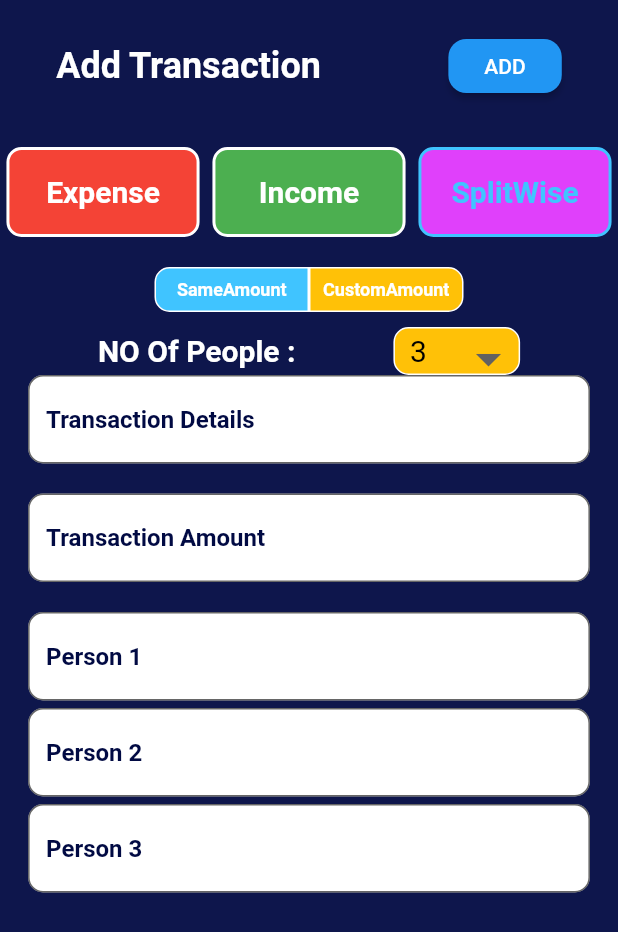
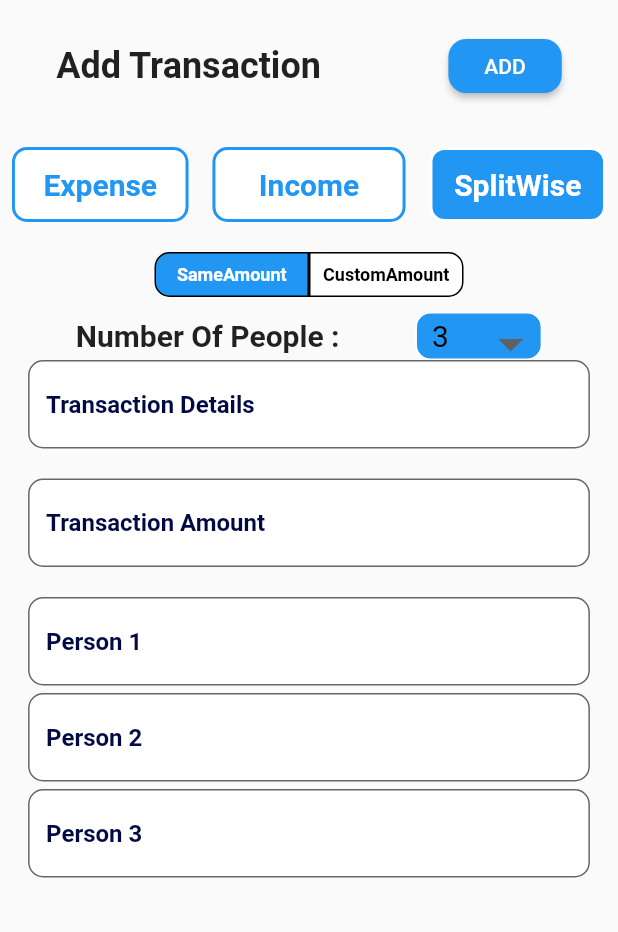
Before and after one commit to ACM-Thapar/Expense_Tracker_Workshop_App, a Flutter app: the ExpensseAdd widget shown alone on an empty page, opened directly, after a tap on "SplitWise", on a phone screen of 412 x 824 dp. Shown: the top 932 px of the screen. Run offline on Flutter 3.47's test engine with Material 2 defaults, Android fonts, the phone set to English and light mode, and no system bars; our stand-ins replace cloud_firestore, connectivity_plus, firebase_auth, firebase_core, google_sign_in; accounts and stored records are empty.

Commit message:
minor changes

```diff
--- a/lib/controllers/fetch_data.dart
+++ b/lib/controllers/fetch_data.dart
@@ -26,8 +26,7 @@ Future<double> getAllData() async {
   }
   transactionData = TransactionData.fromMap(
       Map<String, dynamic>.from(val.data() as Map<String, dynamic>));
-  // await Future.delayed(const Duration(milliseconds: 1));
-  // print(transactionData?.total);
+
   return double.parse('${transactionData?.totalAmount}');
 }
 
--- a/lib/controllers/signin.dart
+++ b/lib/controllers/signin.dart
@@ -19,8 +19,6 @@ Future<void> signup(BuildContext context) async {
     final AuthCredential authCredential = GoogleAuthProvider.credential(
         idToken: googleSignInAuthentication.idToken,
         accessToken: googleSignInAuthentication.accessToken);
-
-    // Getting users credential
     UserCredential result = await auth.signInWithCredential(authCredential);
 
     User user = result.user!;
--- a/lib/expense_details.dart
+++ b/lib/expense_details.dart
@@ -539,11 +539,14 @@ class TransactionTile extends StatelessWidget {
           ],
         ),
       ),
-      trailing: Text(
-        "₹${amount.toStringAsFixed(2)}",
-        style: const TextStyle(
-          fontSize: 20,
-          color: Colors.white,
+      trailing: Container(
+        width: MediaQuery.of(context).size.width / 4.3,
+        child: Text(
+          "₹${amount.toStringAsFixed(2)}",
+          style: const TextStyle(
+            fontSize: 20,
+            color: Colors.white,
+          ),
         ),
       ),
     );
--- a/lib/main.dart
+++ b/lib/main.dart
@@ -4,16 +4,12 @@ import 'package:flutter_app/expense_details.dart';
 
 void main() async {
   WidgetsFlutterBinding.ensureInitialized();
-
-  // initializing the firebase app
   await Firebase.initializeApp();
   runApp(const MyApp());
 }
 
 class MyApp extends StatelessWidget {
   const MyApp({super.key});
-
-  // This widget is the root of your application.
   @override
   Widget build(BuildContext context) {
     return MaterialApp(
--- a/lib/pages/expense_add.dart
+++ b/lib/pages/expense_add.dart
@@ -24,7 +24,8 @@ class _ExpensseAddState extends State<ExpensseAdd> {
         col = Colors.blue;
         col2 = Colors.white;
       });
-    } else {
+    }
+    if (!isIncome) {
       setState(() {
         col = Colors.white;
         col2 = Colors.blue;
@@ -135,17 +136,16 @@ class _ExpensseAddState extends State<ExpensseAdd> {
   Widget build(BuildContext context) {
     return internetCheck
         ? const Material(
-            color: Color(0xff010A43),
+            // color: ,
             child: Center(
               child: Text(
                 "No Internet Connection. Please Connect To Internet To Continue.",
                 textAlign: TextAlign.center,
-                style: TextStyle(color: Colors.white, fontSize: 30),
+                style: TextStyle(fontSize: 30),
               ),
             ),
           )
         : Material(
-            color: const Color(0xff0E164C),
             child: SafeArea(
                 child: Column(
             children: [
@@ -156,10 +156,8 @@ class _ExpensseAddState extends State<ExpensseAdd> {
                 mainAxisAlignment: MainAxisAlignment.spaceEvenly,
                 children: [
                   const Text("Add Transaction",
-                        style: TextStyle(
-                            fontSize: 24,
-                            color: Colors.white,
-                            fontWeight: FontWeight.bold),
+                      style:
+                          TextStyle(fontSize: 24, fontWeight: FontWeight.bold),
                       textAlign: TextAlign.center),
                   const SizedBox(
                     width: 10,
@@ -222,18 +220,19 @@ class _ExpensseAddState extends State<ExpensseAdd> {
                     },
                     child: Container(
                       decoration: BoxDecoration(
-                            color: Colors.red,
+                          color: isSplitwise ? col : col2,
                           borderRadius: BorderRadius.circular(10),
-                            border: Border.all(width: 2, color: col2)),
-                        height: 60,
-                        width: MediaQuery.of(context).size.width / 3.2,
+                          border: Border.all(
+                              width: 2, color: isSplitwise ? col2 : col)),
+                      height: 50,
+                      width: MediaQuery.of(context).size.width / 3.5,
                       child: Center(
                           child: Text(
                         "Expense",
                         style: TextStyle(
                             fontSize: 20,
                             fontWeight: FontWeight.bold,
-                              color: col2),
+                            color: isSplitwise ? col2 : col),
                       )),
                     ),
                   ),
@@ -248,10 +247,10 @@ class _ExpensseAddState extends State<ExpensseAdd> {
                     },
                     child: Container(
                       decoration: BoxDecoration(
-                            color: Colors.green,
+                          color: col,
                           borderRadius: BorderRadius.circular(10),
-                            border: Border.all(width: 2, color: col)),
-                        height: 60,
+                          border: Border.all(width: 2, color: col2)),
+                      height: 50,
                       width: MediaQuery.of(context).size.width / 3.2,
                       child: Center(
                           child: Text(
@@ -259,38 +258,34 @@ class _ExpensseAddState extends State<ExpensseAdd> {
                         style: TextStyle(
                             fontSize: 20,
                             fontWeight: FontWeight.bold,
-                              color: col),
+                            color: col2),
                       )),
                     ),
                   ),
                   InkWell(
                     onTap: () {
                       setState(() {
-                          col = Colors.white;
-                          col2 = Colors.white;
                         isSplitwise = true;
+                        isIncome = false;
+                        changeColor();
                       });
                     },
                     child: Container(
                       decoration: BoxDecoration(
-                            color: Colors.purpleAccent,
+                          color: isSplitwise ? Colors.blue : Colors.white,
                           borderRadius: BorderRadius.circular(10),
                           border: Border.all(
                               width: 2,
-                                color: isSplitwise
-                                    ? Colors.lightBlueAccent
-                                    : Colors.white)),
-                        height: 60,
-                        width: MediaQuery.of(context).size.width / 3.2,
+                              color: isSplitwise ? Colors.white : Colors.blue)),
+                      height: 50,
+                      width: MediaQuery.of(context).size.width / 3.5,
                       child: Center(
                           child: Text(
                         "SplitWise",
                         style: TextStyle(
                             fontSize: 20,
                             fontWeight: FontWeight.bold,
-                              color: isSplitwise
-                                  ? Colors.lightBlueAccent
-                                  : Colors.white),
+                            color: isSplitwise ? Colors.white : Colors.blue),
                       )),
                     ),
                   ),
@@ -315,25 +310,23 @@ class _ExpensseAddState extends State<ExpensseAdd> {
                           },
                           child: Container(
                             decoration: BoxDecoration(
-                                  color: isSame
-                                      ? Colors.lightBlueAccent
-                                      : Colors.amber,
+                                color: isSame ? Colors.blue : Colors.white,
                                 borderRadius: const BorderRadius.only(
                                     topLeft: Radius.circular(10),
                                     bottomLeft: Radius.circular(10)),
                                 border: Border.all(
                                   // width: 2,
-                                    color: Colors.white,
+                                  color: Colors.black,
                                 )),
                             height: 30,
                             width: MediaQuery.of(context).size.width / 4,
-                              child: const Center(
+                            child: Center(
                                 child: Text(
                               "SameAmount",
                               style: TextStyle(
                                   fontSize: 12,
                                   fontWeight: FontWeight.bold,
-                                    color: Colors.white),
+                                  color: isSame ? Colors.white : Colors.black),
                             )),
                           ),
                         ),
@@ -350,25 +343,23 @@ class _ExpensseAddState extends State<ExpensseAdd> {
                           },
                           child: Container(
                             decoration: BoxDecoration(
-                                  color: isSame
-                                      ? Colors.amber
-                                      : Colors.lightBlueAccent,
+                                color: isSame ? Colors.white : Colors.blue,
                                 borderRadius: const BorderRadius.only(
                                     topRight: Radius.circular(10),
                                     bottomRight: Radius.circular(10)),
                                 border: Border.all(
                                   // width: 2,
-                                    color: Colors.white,
+                                  color: Colors.black,
                                 )),
                             height: 30,
                             width: MediaQuery.of(context).size.width / 4,
-                              child: const Center(
+                            child: Center(
                                 child: Text(
                               "CustomAmount",
                               style: TextStyle(
                                   fontSize: 12,
                                   fontWeight: FontWeight.bold,
-                                    color: Colors.white),
+                                  color: isSame ? Colors.black : Colors.white),
                             )),
                           ),
                         ),
@@ -383,23 +374,19 @@ class _ExpensseAddState extends State<ExpensseAdd> {
                       mainAxisAlignment: MainAxisAlignment.spaceEvenly,
                       children: [
                         const Text(
-                            "NO Of People :",
+                          "Number Of People :",
                           style: TextStyle(
-                                color: Colors.white,
-                                fontSize: 20,
-                                fontWeight: FontWeight.bold),
+                              fontSize: 20, fontWeight: FontWeight.bold),
                         ),
                         Container(
                           height: 32,
                           decoration: BoxDecoration(
-                                color: Colors.amber,
-                                border:
-                                    Border.all(width: 1, color: Colors.white),
+                              color: Colors.blue,
+                              border: Border.all(width: 1, color: Colors.white),
                               borderRadius: BorderRadius.circular(10)),
                           child: DropdownButton(
                             items: _mesaures
-                                  .map((String value) =>
-                                      DropdownMenuItem<String>(
+                                .map((String value) => DropdownMenuItem<String>(
                                       value: value,
                                       child: Row(
                                         children: [
@@ -541,8 +528,7 @@ class _ExpensseAddState extends State<ExpensseAdd> {
                                     filled: true, //<-- SEE HERE
                                     fillColor: Colors.white,
                                     border: OutlineInputBorder(
-                                        borderRadius:
-                                            BorderRadius.circular(10.0),
+                                      borderRadius: BorderRadius.circular(10.0),
                                     ),
                                     hintText: 'Person ${i + 1} ',
                                     hintStyle: const TextStyle(
@@ -553,8 +539,8 @@ class _ExpensseAddState extends State<ExpensseAdd> {
                             isSame
                                 ? const SizedBox()
                                 : SizedBox(
-                                      width: MediaQuery.of(context).size.width /
-                                          1.1,
+                                    width:
+                                        MediaQuery.of(context).size.width / 1.1,
                                     child: TextField(
                                       onChanged: (text) {
                                         amount[i] = double.parse(text);
--- a/lib/pages/splitexpense_detail.dart
+++ b/lib/pages/splitexpense_detail.dart
@@ -66,8 +66,11 @@ class _SplitExpenseDetailsState extends State<SplitExpenseDetails> {
   Widget build(BuildContext context) {
     return WillPopScope(
       onWillPop: () {
-        Navigator.of(context).push(
-            MaterialPageRoute(builder: ((context) => const ExpenseDetails())));
+        Navigator.pushAndRemoveUntil(
+            context,
+            MaterialPageRoute(builder: (context) => const ExpenseDetails()),
+            (route) => false);
+
         return Future.delayed(Duration.zero);
       },
       child: Material(
@@ -162,12 +165,11 @@ class _SplitTileState extends State<SplitTile> {
               width: MediaQuery.of(context).size.width,
               decoration: BoxDecoration(
                   color: Colors.white, borderRadius: BorderRadius.circular(10)),
-              height: 40,
               child: Text(
                 ' Description : ${widget.desc.toUpperCase()}',
                 style: const TextStyle(
                     color: Colors.black,
-                    fontSize: 30,
+                    fontSize: 25,
                     fontWeight: FontWeight.bold),
               ),
             ),
@@ -181,12 +183,11 @@ class _SplitTileState extends State<SplitTile> {
               width: MediaQuery.of(context).size.width,
               decoration: BoxDecoration(
                   color: Colors.white, borderRadius: BorderRadius.circular(10)),
-              height: 40,
               child: Text(
                 ' Total Amount : ${widget.amount}',
                 style: const TextStyle(
                     color: Colors.black,
-                    fontSize: 30,
+                    fontSize: 22,
                     fontWeight: FontWeight.bold),
               ),
             ),
@@ -222,12 +223,16 @@ class _SplitTileState extends State<SplitTile> {
                                           fontSize: 20,
                                           fontWeight: FontWeight.bold),
                                     ),
-                                    Text(
-                                      'Amount : ${double.parse('${widget.totalAmount[i]}').toStringAsFixed(2)}',
-                                      style: const TextStyle(
-                                          color: Colors.white,
-                                          fontSize: 25,
-                                          fontWeight: FontWeight.bold),
+                                    Container(
+                                      width: MediaQuery.of(context).size.width /
+                                          1.5,
+                                      child: Text(
+                                        'Amount : ${double.parse('${widget.totalAmount[i]}').toStringAsFixed(2)}',
+                                        style: const TextStyle(
+                                            color: Colors.white,
+                                            fontSize: 25,
+                                            fontWeight: FontWeight.bold),
+                                      ),
                                     ),
                                   ],
                                 ),
```
Also changed, not shown: pubspec.lock. Lines whose indentation alone changed are shown as unchanged.
